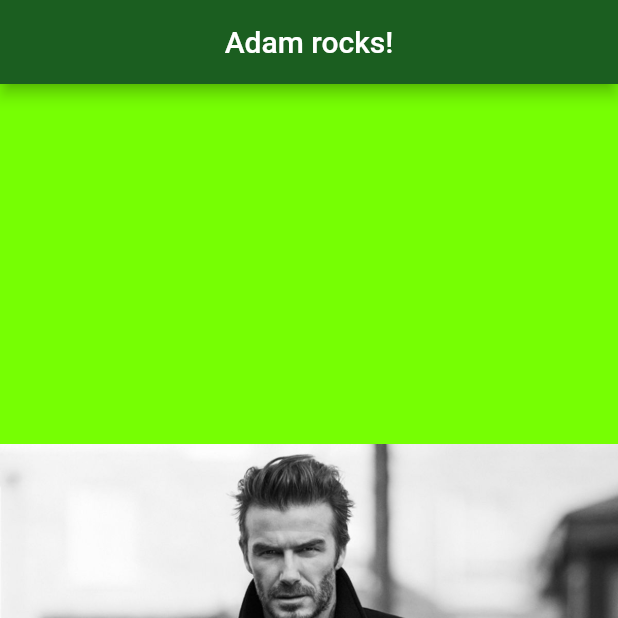
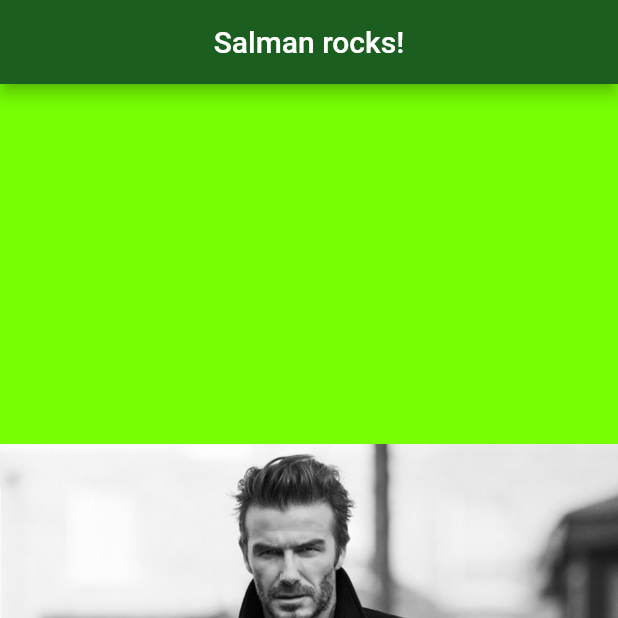
Before and after one commit to salmanpary/Flutterdemo, a Flutter app: the screen it shows after launch, on a phone screen of 412 x 824 dp, the top half of it. Run offline on Flutter 3.47's test engine with Material 2 defaults, Android fonts, the phone set to English and light mode, and no system bars.

Commit message:
text changed

```diff
--- a/lib/main.dart
+++ b/lib/main.dart
@@ -13,7 +13,7 @@ void main() {
         appBar: AppBar(centerTitle:true,
           backgroundColor: Colors.green[900],
           title: Center(
-            child: Text("Adam rocks!"),
+            child: Text("Salman rocks!"),
           ),
         ),
         backgroundColor: Colors.lightGreenAccent[400],
```
